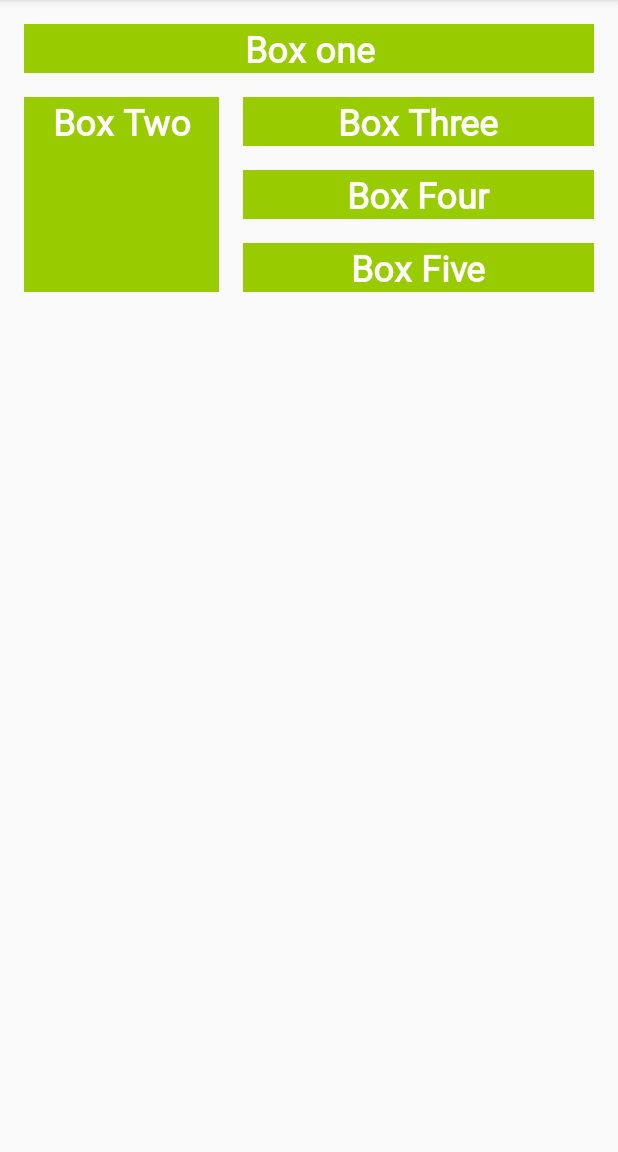
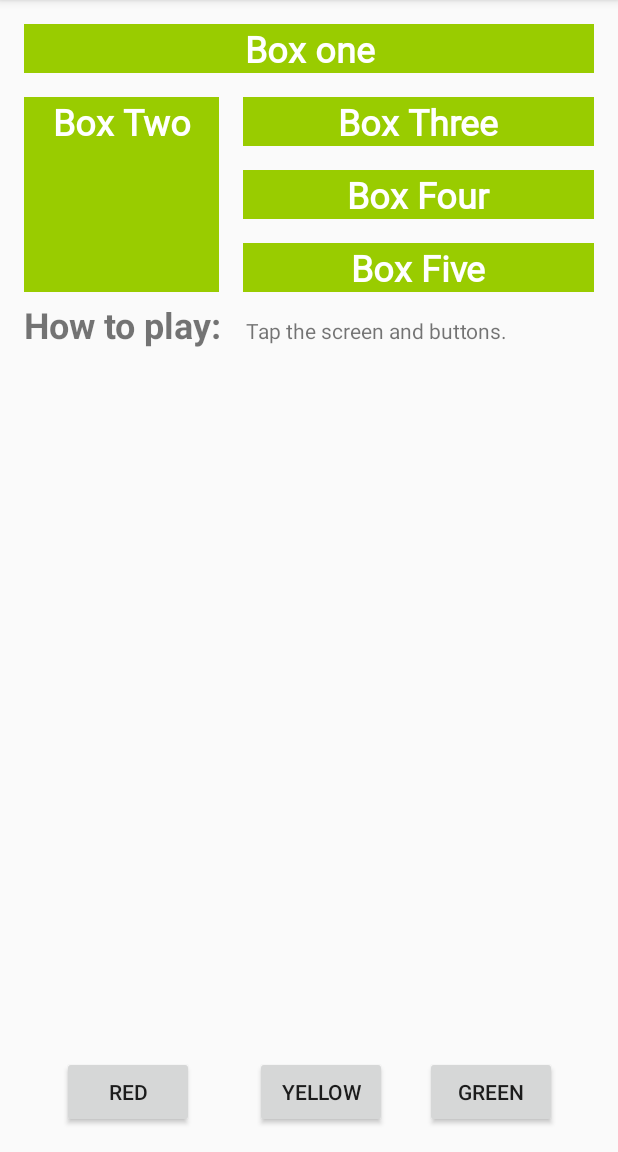
Before and after one commit to jacksonwjc99/ColorMyViews, an Android app: the screen it shows after launch (MainActivity), on a phone screen of 412 x 824 dp, the part 84-1236 px from its top. Run offline under Robolectric (Android 15) with nearby library versions, the phone set to English and light mode, and no system bars.

```diff
--- a/app/src/main/java/com/example/colormyviews/MainActivity.kt
+++ b/app/src/main/java/com/example/colormyviews/MainActivity.kt
@@ -5,6 +5,7 @@ import androidx.appcompat.app.AppCompatActivity
 import android.os.Bundle
 import android.view.View
 import android.widget.TextView
+import kotlinx.android.synthetic.main.activity_main.*
 
 class MainActivity : AppCompatActivity() {
 
@@ -24,6 +25,12 @@ class MainActivity : AppCompatActivity() {
             R.id.box_three_text -> view.setBackgroundColor(Color.BLUE)
             R.id.box_four_text -> view.setBackgroundColor(Color.MAGENTA)
             R.id.box_five_text -> view.setBackgroundColor(Color.BLUE)
+
+            // Boxes using custom colors for background
+            R.id.red_button -> box_three_text.setBackgroundResource(R.color.my_red)
+            R.id.yellow_button -> box_four_text.setBackgroundResource(R.color.my_yellow)
+            R.id.green_button -> box_five_text.setBackgroundResource(R.color.my_green)
+
             else -> view.setBackgroundColor(Color.LTGRAY)
         }
     }
@@ -50,9 +57,15 @@ class MainActivity : AppCompatActivity() {
 
         val rootConstraintLayout = findViewById<View>(R.id.constraint_layout)
 
+        val redButton = findViewById<TextView>(R.id.red_button)
+        val greenButton = findViewById<TextView>(R.id.green_button)
+        val yellowButton = findViewById<TextView>(R.id.yellow_button)
+
         val clickableViews: List<View> =
             listOf(boxOneText, boxTwoText, boxThreeText,
-                boxFourText, boxFiveText, rootConstraintLayout)
+                boxFourText, boxFiveText, rootConstraintLayout,
+                redButton, greenButton, yellowButton
+            )
 
         for (item in clickableViews) {
             item.setOnClickListener { makeColored(it) }
--- a/app/src/main/res/drawable/image_five.xml
+++ /dev/null
@@ -1,75 +0,0 @@
-<!--
-  ~ Copyright 2018, The Android Open Source Project
-  ~
-  ~ Licensed under the Apache License, Version 2.0 (the "License");
-  ~ you may not use this file except in compliance with the License.
-  ~ You may obtain a copy of the License at
-  ~
-  ~     http://www.apache.org/licenses/LICENSE-2.0
-  ~
-  ~ Unless required by applicable law or agreed to in writing, software
-  ~ distributed under the License is distributed on an "AS IS" BASIS,
-  ~ WITHOUT WARRANTIES OR CONDITIONS OF ANY KIND, either express or implied.
-  ~ See the License for the specific language governing permissions and
-  ~ limitations under the License.
-  -->
-
-<vector xmlns:android="http://schemas.android.com/apk/res/android"
-    android:width="200dp"
-    android:height="250dp"
-    android:viewportWidth="800"
-    android:viewportHeight="1000">
-    <path
-        android:fillAlpha="0.5"
-        android:fillColor="#eee"
-        android:pathData="M740.8,635.42c-68.27,90.47 -249.77,201.76 -316,240.63a50.7,50.7 0,0 1,-49.93 0.81c-64.19,-35 -234.09,-133.88 -315.65,-242a14.69,14.69 0,0 1,-0.12 -17.49c77.58,-106.29 159.67,-258.89 341.06,-258.89 182,0 242.19,139.08 340.27,258.88A14.62,14.62 0,0 1,740.8 635.42Z"
-        android:strokeAlpha="0.5" />
-    <path
-        android:fillColor="#bdbdbd"
-        android:pathData="M704.9,630l-294.29,191.06l0,-340.85l294.29,-191.06l0,340.85z" />
-    <path
-        android:fillColor="#e0e0e0"
-        android:pathData="M97.59,630l294.29,191.06l0,-340.85l-294.29,-191.06l0,340.85z" />
-    <path
-        android:fillColor="#f5f5f5"
-        android:pathData="M400.14,464.73l-293.19,-191.45l293.19,-156.31l295.39,156.31l-295.39,191.45z" />
-    <path
-        android:fillColor="#eee"
-        android:pathData="M106.95,273.28l-9.36,15.87l294.29,191.06l8.26,-15.48l-293.19,-191.45z" />
-    <path
-        android:fillColor="#e0e0e0"
-        android:pathData="M695.53,273.28l9.37,15.87l-294.29,191.06l-10.47,-15.48l295.39,-191.45z" />
-    <path
-        android:fillColor="#eee"
-        android:pathData="M391.88,480.21h18.73v340.85h-18.73z" />
-    <path
-        android:fillColor="#f5f5f5"
-        android:pathData="M400.14,464.73l-8.26,15.48l18.73,0l-10.47,-15.48z" />
-    <path
-        android:fillColor="#78c257"
-        android:pathData="M397.05,297.63a16.9,28.71 97.07,1 0,4.16 -33.54a16.9,28.71 97.07,1 0,-4.16 33.54z" />
-    <path
-        android:fillColor="#78c257"
-        android:pathData="M547.21,304.45a16.9,28.71 97.07,1 0,4.16 -33.54a16.9,28.71 97.07,1 0,-4.16 33.54z" />
-    <path
-        android:fillColor="#78c257"
-        android:pathData="M388.17,207.62a16.9,28.71 97.07,1 0,4.16 -33.54a16.9,28.71 97.07,1 0,-4.16 33.54z" />
-    <path
-        android:fillColor="#78c257"
-        android:pathData="M405.93,387.62a16.9,28.71 97.07,1 0,4.16 -33.54a16.9,28.71 97.07,1 0,-4.16 33.54z" />
-    <path
-        android:fillColor="#78c257"
-        android:pathData="M246.89,290.79a16.9,28.71 97.07,1 0,4.16 -33.54a16.9,28.71 97.07,1 0,-4.16 33.54z" />
-    <path
-        android:fillColor="#78c257"
-        android:pathData="M229.56,563.64a30.12,16.11 53.82,1 0,26.01 -19.02a30.12,16.11 53.82,1 0,-26.01 19.02z" />
-    <path
-        android:fillColor="#78c257"
-        android:pathData="M551.15,579.45a30.12,16.11 126.18,1 0,35.56 -48.62a30.12,16.11 126.18,1 0,-35.56 48.62z" />
-    <path
-        android:fillColor="#78c257"
-        android:pathData="M469.12,549.58a30.12,16.11 126.18,1 0,35.56 -48.62a30.12,16.11 126.18,1 0,-35.56 48.62z" />
-    <path
-        android:fillColor="#78c257"
-        android:pathData="M633.17,609.29a30.12,16.11 126.18,1 0,35.56 -48.62a30.12,16.11 126.18,1 0,-35.56 48.62z" />
-</vector>
--- a/app/src/main/res/drawable/image_four.xml
+++ /dev/null
@@ -1,69 +0,0 @@
-<!--
-  ~ Copyright 2018, The Android Open Source Project
-  ~
-  ~ Licensed under the Apache License, Version 2.0 (the "License");
-  ~ you may not use this file except in compliance with the License.
-  ~ You may obtain a copy of the License at
-  ~
-  ~     http://www.apache.org/licenses/LICENSE-2.0
-  ~
-  ~ Unless required by applicable law or agreed to in writing, software
-  ~ distributed under the License is distributed on an "AS IS" BASIS,
-  ~ WITHOUT WARRANTIES OR CONDITIONS OF ANY KIND, either express or implied.
-  ~ See the License for the specific language governing permissions and
-  ~ limitations under the License.
-  -->
-
-<vector xmlns:android="http://schemas.android.com/apk/res/android"
-    android:width="200dp"
-    android:height="250dp"
-    android:viewportWidth="800"
-    android:viewportHeight="1000">
-    <path
-        android:fillAlpha="0.5"
-        android:fillColor="#eee"
-        android:pathData="M740.8,635.42c-68.27,90.47 -249.77,201.76 -316,240.63a50.7,50.7 0,0 1,-49.93 0.81c-64.19,-35 -234.09,-133.88 -315.65,-242a14.69,14.69 0,0 1,-0.12 -17.49c77.58,-106.29 159.67,-258.89 341.06,-258.89 182,0 242.19,139.08 340.27,258.88A14.62,14.62 0,0 1,740.8 635.42Z"
-        android:strokeAlpha="0.5" />
-    <path
-        android:fillColor="#bdbdbd"
-        android:pathData="M704.9,630l-294.29,191.06l0,-340.85l294.29,-191.06l0,340.85z" />
-    <path
-        android:fillColor="#e0e0e0"
-        android:pathData="M97.59,630l294.29,191.06l0,-340.85l-294.29,-191.06l0,340.85z" />
-    <path
-        android:fillColor="#f5f5f5"
-        android:pathData="M400.14,464.73l-293.19,-191.45l293.19,-156.31l295.39,156.31l-295.39,191.45z" />
-    <path
-        android:fillColor="#eee"
-        android:pathData="M106.95,273.28l-9.36,15.87l294.29,191.06l8.26,-15.48l-293.19,-191.45z" />
-    <path
-        android:fillColor="#e0e0e0"
-        android:pathData="M695.53,273.28l9.37,15.87l-294.29,191.06l-10.47,-15.48l295.39,-191.45z" />
-    <path
-        android:fillColor="#eee"
-        android:pathData="M391.88,480.21h18.73v340.85h-18.73z" />
-    <path
-        android:fillColor="#f5f5f5"
-        android:pathData="M400.14,464.73l-8.26,15.48l18.73,0l-10.47,-15.48z" />
-    <path
-        android:fillColor="#78c257"
-        android:pathData="M530.08,303.65a16.9,28.71 97.07,1 0,4.16 -33.54a16.9,28.71 97.07,1 0,-4.16 33.54z" />
-    <path
-        android:fillColor="#78c257"
-        android:pathData="M389.68,218.17a16.9,28.71 97.07,1 0,4.16 -33.54a16.9,28.71 97.07,1 0,-4.16 33.54z" />
-    <path
-        android:fillColor="#78c257"
-        android:pathData="M405.35,377.09a16.9,28.71 97.07,1 0,4.16 -33.54a16.9,28.71 97.07,1 0,-4.16 33.54z" />
-    <path
-        android:fillColor="#78c257"
-        android:pathData="M264.95,291.6a16.9,28.71 97.07,1 0,4.16 -33.54a16.9,28.71 97.07,1 0,-4.16 33.54z" />
-    <path
-        android:fillColor="#78c257"
-        android:pathData="M297.17,541.59a30.12,16.11 53.82,1 0,26.01 -19.02a30.12,16.11 53.82,1 0,-26.01 19.02z" />
-    <path
-        android:fillColor="#78c257"
-        android:pathData="M161.96,590.81a30.12,16.11 53.82,1 0,26.01 -19.02a30.12,16.11 53.82,1 0,-26.01 19.02z" />
-    <path
-        android:fillColor="#78c257"
-        android:pathData="M551.15,579.45a30.12,16.11 126.18,1 0,35.56 -48.62a30.12,16.11 126.18,1 0,-35.56 48.62z" />
-</vector>
--- a/app/src/main/res/drawable/image_one.xml
+++ /dev/null
@@ -1,66 +0,0 @@
-<!--
-  ~ Copyright 2018, The Android Open Source Project
-  ~
-  ~ Licensed under the Apache License, Version 2.0 (the "License");
-  ~ you may not use this file except in compliance with the License.
-  ~ You may obtain a copy of the License at
-  ~
-  ~     http://www.apache.org/licenses/LICENSE-2.0
-  ~
-  ~ Unless required by applicable law or agreed to in writing, software
-  ~ distributed under the License is distributed on an "AS IS" BASIS,
-  ~ WITHOUT WARRANTIES OR CONDITIONS OF ANY KIND, either express or implied.
-  ~ See the License for the specific language governing permissions and
-  ~ limitations under the License.
-  -->
-
-<vector xmlns:android="http://schemas.android.com/apk/res/android"
-    android:width="200dp"
-    android:height="250dp"
-    android:viewportWidth="800"
-    android:viewportHeight="1000">
-    <path
-        android:fillAlpha="0.5"
-        android:fillColor="#eee"
-        android:pathData="M740.8,635.42c-68.27,90.47 -249.77,201.76 -316,240.63a50.7,50.7 0,0 1,-49.93 0.81c-64.19,-35 -234.09,-133.88 -315.65,-242a14.69,14.69 0,0 1,-0.12 -17.49c77.58,-106.29 159.67,-258.89 341.06,-258.89 182,0 242.19,139.08 340.27,258.88A14.62,14.62 0,0 1,740.8 635.42Z"
-        android:strokeAlpha="0.5" />
-    <path
-        android:fillColor="#bdbdbd"
-        android:pathData="M704.9,630l-294.29,191.06l0,-340.85l294.29,-191.06l0,340.85z" />
-    <path
-        android:fillColor="#e0e0e0"
-        android:pathData="M97.59,630l294.29,191.06l0,-340.85l-294.29,-191.06l0,340.85z" />
-    <path
-        android:fillColor="#f5f5f5"
-        android:pathData="M400.14,464.73l-293.19,-191.45l293.19,-156.31l295.39,156.31l-295.39,191.45z" />
-    <path
-        android:fillColor="#eee"
-        android:pathData="M106.95,273.28l-9.36,15.87l294.29,191.06l8.26,-15.48l-293.19,-191.45z" />
-    <path
-        android:fillColor="#e0e0e0"
-        android:pathData="M695.53,273.28l9.37,15.87l-294.29,191.06l-10.47,-15.48l295.39,-191.45z" />
-    <path
-        android:fillColor="#eee"
-        android:pathData="M391.88,480.21h18.73v340.85h-18.73z" />
-    <path
-        android:fillColor="#f5f5f5"
-        android:pathData="M400.14,464.73l-8.26,15.48l18.73,0l-10.47,-15.48z" />
-    <path
-        android:fillColor="#78c257"
-        android:pathData="M397.45,297.62a16.9,28.71 97.07,1 0,4.16 -33.54a16.9,28.71 97.07,1 0,-4.16 33.54z" />
-    <path
-        android:fillColor="#78c257"
-        android:pathData="M297.17,539.02a30.12,16.11 53.82,1 0,26.01 -19.02a30.12,16.11 53.82,1 0,-26.01 19.02z" />
-    <path
-        android:fillColor="#78c257"
-        android:pathData="M161.96,588.24a30.12,16.11 53.82,1 0,26.01 -19.02a30.12,16.11 53.82,1 0,-26.01 19.02z" />
-    <path
-        android:fillColor="#78c257"
-        android:pathData="M551.15,579.45a30.12,16.11 126.18,1 0,35.56 -48.62a30.12,16.11 126.18,1 0,-35.56 48.62z" />
-    <path
-        android:fillColor="#78c257"
-        android:pathData="M469.12,549.58a30.12,16.11 126.18,1 0,35.56 -48.62a30.12,16.11 126.18,1 0,-35.56 48.62z" />
-    <path
-        android:fillColor="#78c257"
-        android:pathData="M633.17,609.29a30.12,16.11 126.18,1 0,35.56 -48.62a30.12,16.11 126.18,1 0,-35.56 48.62z" />
-</vector>
--- a/app/src/main/res/drawable/image_three.xml
+++ /dev/null
@@ -1,66 +0,0 @@
-<!--
-  ~ Copyright 2018, The Android Open Source Project
-  ~
-  ~ Licensed under the Apache License, Version 2.0 (the "License");
-  ~ you may not use this file except in compliance with the License.
-  ~ You may obtain a copy of the License at
-  ~
-  ~     http://www.apache.org/licenses/LICENSE-2.0
-  ~
-  ~ Unless required by applicable law or agreed to in writing, software
-  ~ distributed under the License is distributed on an "AS IS" BASIS,
-  ~ WITHOUT WARRANTIES OR CONDITIONS OF ANY KIND, either express or implied.
-  ~ See the License for the specific language governing permissions and
-  ~ limitations under the License.
-  -->
-
-<vector xmlns:android="http://schemas.android.com/apk/res/android"
-    android:width="200dp"
-    android:height="250dp"
-    android:viewportWidth="800"
-    android:viewportHeight="1000">
-    <path
-        android:fillAlpha="0.5"
-        android:fillColor="#eee"
-        android:pathData="M740.8,635.42c-68.27,90.47 -249.77,201.76 -316,240.63a50.7,50.7 0,0 1,-49.93 0.81c-64.19,-35 -234.09,-133.88 -315.65,-242a14.69,14.69 0,0 1,-0.12 -17.49c77.58,-106.29 159.67,-258.89 341.06,-258.89 182,0 242.19,139.08 340.27,258.88A14.62,14.62 0,0 1,740.8 635.42Z"
-        android:strokeAlpha="0.5" />
-    <path
-        android:fillColor="#bdbdbd"
-        android:pathData="M704.9,630l-294.29,191.06l0,-340.85l294.29,-191.06l0,340.85z" />
-    <path
-        android:fillColor="#e0e0e0"
-        android:pathData="M97.59,630l294.29,191.06l0,-340.85l-294.29,-191.06l0,340.85z" />
-    <path
-        android:fillColor="#f5f5f5"
-        android:pathData="M400.14,464.73l-293.19,-191.45l293.19,-156.31l295.39,156.31l-295.39,191.45z" />
-    <path
-        android:fillColor="#eee"
-        android:pathData="M106.95,273.28l-9.36,15.87l294.29,191.06l8.26,-15.48l-293.19,-191.45z" />
-    <path
-        android:fillColor="#e0e0e0"
-        android:pathData="M695.53,273.28l9.37,15.87l-294.29,191.06l-10.47,-15.48l295.39,-191.45z" />
-    <path
-        android:fillColor="#eee"
-        android:pathData="M391.88,480.21h18.73v340.85h-18.73z" />
-    <path
-        android:fillColor="#f5f5f5"
-        android:pathData="M400.14,464.73l-8.26,15.48l18.73,0l-10.47,-15.48z" />
-    <path
-        android:fillColor="#78c257"
-        android:pathData="M398.11,297.62a16.9,28.71 97.07,1 0,4.16 -33.54a16.9,28.71 97.07,1 0,-4.16 33.54z" />
-    <path
-        android:fillColor="#78c257"
-        android:pathData="M548.27,304.46a16.9,28.71 97.07,1 0,4.16 -33.54a16.9,28.71 97.07,1 0,-4.16 33.54z" />
-    <path
-        android:fillColor="#78c257"
-        android:pathData="M247.95,290.79a16.9,28.71 97.07,1 0,4.16 -33.54a16.9,28.71 97.07,1 0,-4.16 33.54z" />
-    <path
-        android:fillColor="#78c257"
-        android:pathData="M229.56,563.64a30.12,16.11 53.82,1 0,26.01 -19.02a30.12,16.11 53.82,1 0,-26.01 19.02z" />
-    <path
-        android:fillColor="#78c257"
-        android:pathData="M483.54,554.83a30.12,16.11 126.18,1 0,35.56 -48.62a30.12,16.11 126.18,1 0,-35.56 48.62z" />
-    <path
-        android:fillColor="#78c257"
-        android:pathData="M618.75,604.04a30.12,16.11 126.18,1 0,35.56 -48.62a30.12,16.11 126.18,1 0,-35.56 48.62z" />
-</vector>
--- a/app/src/main/res/drawable/image_two.xml
+++ /dev/null
@@ -1,66 +0,0 @@
-<!--
-  ~ Copyright 2018, The Android Open Source Project
-  ~
-  ~ Licensed under the Apache License, Version 2.0 (the "License");
-  ~ you may not use this file except in compliance with the License.
-  ~ You may obtain a copy of the License at
-  ~
-  ~     http://www.apache.org/licenses/LICENSE-2.0
-  ~
-  ~ Unless required by applicable law or agreed to in writing, software
-  ~ distributed under the License is distributed on an "AS IS" BASIS,
-  ~ WITHOUT WARRANTIES OR CONDITIONS OF ANY KIND, either express or implied.
-  ~ See the License for the specific language governing permissions and
-  ~ limitations under the License.
-  -->
-
-<vector xmlns:android="http://schemas.android.com/apk/res/android"
-    android:width="200dp"
-    android:height="250dp"
-    android:viewportWidth="800"
-    android:viewportHeight="1000">
-    <path
-        android:fillAlpha="0.5"
-        android:fillColor="#eee"
-        android:pathData="M740.8,635.42c-68.27,90.47 -249.77,201.76 -316,240.63a50.7,50.7 0,0 1,-49.93 0.81c-64.19,-35 -234.09,-133.88 -315.65,-242a14.69,14.69 0,0 1,-0.12 -17.49c77.58,-106.29 159.67,-258.89 341.06,-258.89 182,0 242.19,139.08 340.27,258.88A14.62,14.62 0,0 1,740.8 635.42Z"
-        android:strokeAlpha="0.5" />
-    <path
-        android:fillColor="#bdbdbd"
-        android:pathData="M704.9,630l-294.29,191.06l0,-340.85l294.29,-191.06l0,340.85z" />
-    <path
-        android:fillColor="#e0e0e0"
-        android:pathData="M97.59,630l294.29,191.06l0,-340.85l-294.29,-191.06l0,340.85z" />
-    <path
-        android:fillColor="#f5f5f5"
-        android:pathData="M400.14,464.73l-293.19,-191.45l293.19,-156.31l295.39,156.31l-295.39,191.45z" />
-    <path
-        android:fillColor="#eee"
-        android:pathData="M106.95,273.28l-9.36,15.87l294.29,191.06l8.26,-15.48l-293.19,-191.45z" />
-    <path
-        android:fillColor="#e0e0e0"
-        android:pathData="M695.53,273.28l9.37,15.87l-294.29,191.06l-10.47,-15.48l295.39,-191.45z" />
-    <path
-        android:fillColor="#eee"
-        android:pathData="M391.88,480.21h18.73v340.85h-18.73z" />
-    <path
-        android:fillColor="#f5f5f5"
-        android:pathData="M400.14,464.73l-8.26,15.48l18.73,0l-10.47,-15.48z" />
-    <path
-        android:fillColor="#78c257"
-        android:pathData="M520.85,303.25a16.9,28.71 97.07,1 0,4.16 -33.54a16.9,28.71 97.07,1 0,-4.16 33.54z" />
-    <path
-        android:fillColor="#78c257"
-        android:pathData="M273.33,291.99a16.9,28.71 97.07,1 0,4.16 -33.54a16.9,28.71 97.07,1 0,-4.16 33.54z" />
-    <path
-        android:fillColor="#78c257"
-        android:pathData="M229.56,563.64a30.12,16.11 53.82,1 0,26.01 -19.02a30.12,16.11 53.82,1 0,-26.01 19.02z" />
-    <path
-        android:fillColor="#78c257"
-        android:pathData="M311.58,533.77a30.12,16.11 53.82,1 0,26.01 -19.02a30.12,16.11 53.82,1 0,-26.01 19.02z" />
-    <path
-        android:fillColor="#78c257"
-        android:pathData="M147.54,593.49a30.12,16.11 53.82,1 0,26.01 -19.02a30.12,16.11 53.82,1 0,-26.01 19.02z" />
-    <path
-        android:fillColor="#78c257"
-        android:pathData="M551.15,579.45a30.12,16.11 126.18,1 0,35.56 -48.62a30.12,16.11 126.18,1 0,-35.56 48.62z" />
-</vector>
--- a/app/src/main/res/layout/activity_main.xml
+++ b/app/src/main/res/layout/activity_main.xml
@@ -75,4 +75,70 @@
         app:layout_constraintStart_toEndOf="@+id/box_two_text"
         app:layout_constraintTop_toBottomOf="@+id/box_four_text" />
 
+    <TextView
+        android:id="@+id/label_text"
+        android:layout_width="wrap_content"
+        android:layout_height="wrap_content"
+        android:layout_marginStart="@dimen/margin_wide"
+        android:text="@string/how_to_play"
+        android:textSize="24sp"
+        android:textStyle="bold"
+        app:layout_constraintBaseline_toBaselineOf="@+id/info_text"
+        app:layout_constraintStart_toStartOf="parent" />
+
+    <TextView
+        android:id="@+id/info_text"
+        android:layout_width="0dp"
+        android:layout_height="wrap_content"
+        android:layout_marginStart="@dimen/margin_wide"
+        android:layout_marginTop="@dimen/margin_wide"
+        android:layout_marginEnd="@dimen/margin_wide"
+        android:layout_marginBottom="@dimen/margin_wide"
+        android:text="@string/tap_the_boxes_and_buttons"
+        app:layout_constraintBottom_toBottomOf="parent"
+        app:layout_constraintEnd_toEndOf="parent"
+        app:layout_constraintHorizontal_bias="0.0"
+        app:layout_constraintStart_toEndOf="@+id/label_text"
+        app:layout_constraintTop_toBottomOf="@+id/box_two_text"
+        app:layout_constraintVertical_bias="0.0" />
+
+    <Button
+        android:id="@+id/red_button"
+        android:layout_width="wrap_content"
+        android:layout_height="wrap_content"
+        android:layout_marginStart="@dimen/margin_wide"
+        android:text="@string/button_red"
+        android:visibility="visible"
+        app:layout_constraintBaseline_toBaselineOf="@+id/yellow_button"
+        app:layout_constraintEnd_toStartOf="@+id/yellow_button"
+        app:layout_constraintHorizontal_bias="0.5"
+        app:layout_constraintStart_toStartOf="parent" />
+
+    <Button
+        android:id="@+id/yellow_button"
+        android:layout_width="wrap_content"
+        android:layout_height="wrap_content"
+        android:layout_marginStart="@dimen/margin_wide"
+        android:layout_marginTop="@dimen/margin_wide"
+        android:layout_marginBottom="@dimen/margin_wide"
+        android:text="@string/button_yellow"
+        android:visibility="visible"
+        app:layout_constraintBottom_toBottomOf="parent"
+        app:layout_constraintEnd_toStartOf="@+id/green_button"
+        app:layout_constraintHorizontal_bias="0.5"
+        app:layout_constraintStart_toEndOf="@+id/red_button"
+        app:layout_constraintTop_toBottomOf="@+id/info_text"
+        app:layout_constraintVertical_bias="1.0" />
+
+    <Button
+        android:id="@+id/green_button"
+        android:layout_width="wrap_content"
+        android:layout_height="wrap_content"
+        android:layout_marginEnd="16dp"
+        android:text="@string/button_green"
+        app:layout_constraintBaseline_toBaselineOf="@+id/yellow_button"
+        app:layout_constraintEnd_toEndOf="parent"
+        app:layout_constraintHorizontal_bias="0.5"
+        app:layout_constraintStart_toEndOf="@+id/yellow_button" />
+
 </androidx.constraintlayout.widget.ConstraintLayout>
--- a/app/src/main/res/values/colors.xml
+++ b/app/src/main/res/values/colors.xml
@@ -3,4 +3,7 @@
     <color name="colorPrimary">#008577</color>
     <color name="colorPrimaryDark">#00574B</color>
     <color name="colorAccent">#D81B60</color>
+    <color name="my_green">#12C700</color>
+    <color name="my_red">#E54304</color>
+    <color name="my_yellow">#FFC107</color>
 </resources>
--- a/app/src/main/res/values/strings.xml
+++ b/app/src/main/res/values/strings.xml
@@ -5,4 +5,9 @@
     <string name="box_three">Box Three</string>
     <string name="box_four">Box Four</string>
     <string name="box_five">Box Five</string>
+    <string name="how_to_play">How to play:</string>
+    <string name="tap_the_boxes_and_buttons">Tap the screen and buttons.</string>
+    <string name="button_red">RED</string>
+    <string name="button_yellow">YELLOW</string>
+    <string name="button_green">GREEN</string>
 </resources>
```
